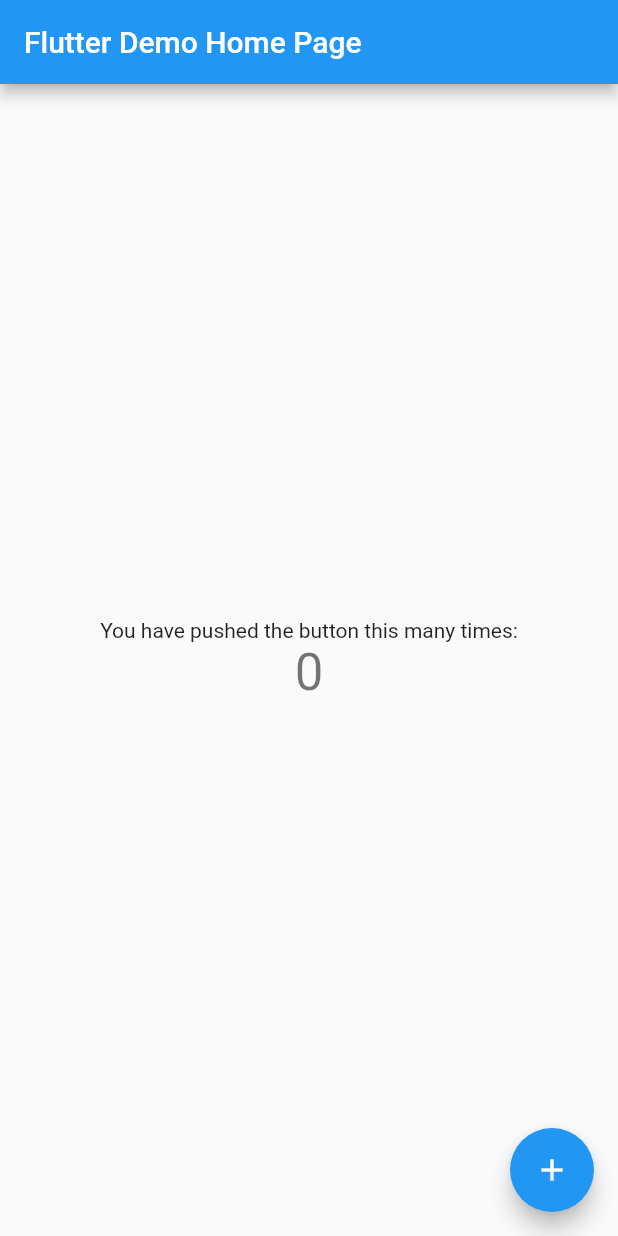
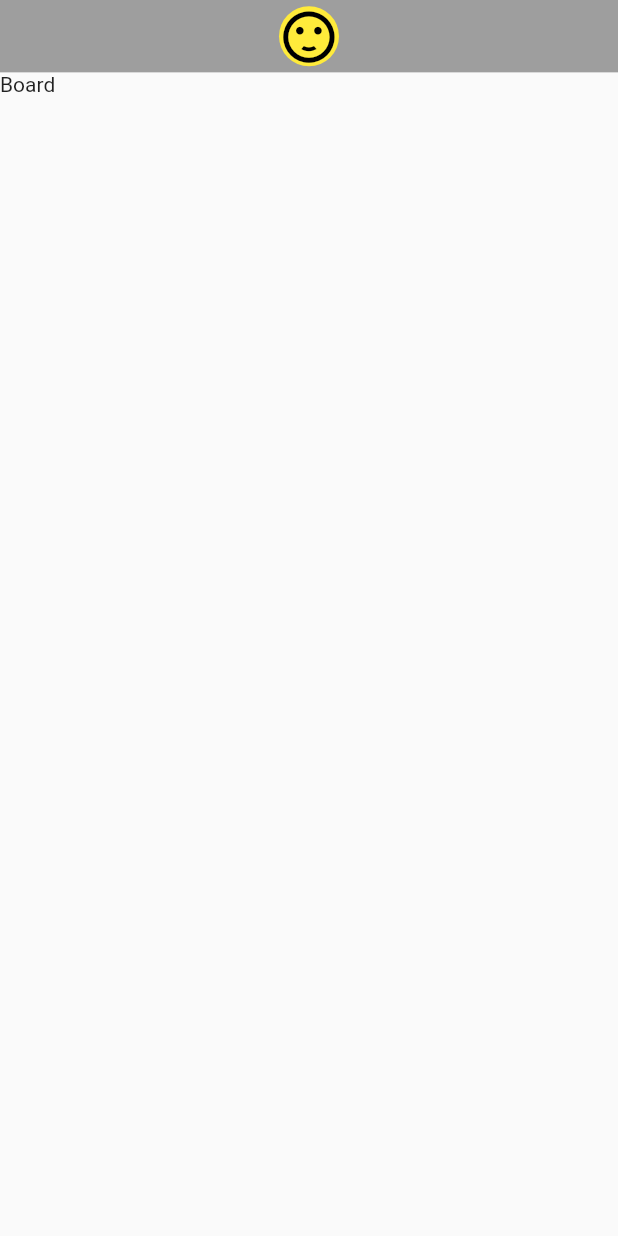
Before and after one commit to lucasribolli/minesweeper, a Flutter app: the screen it shows after launch, on a phone screen of 412 x 824 dp. Run offline on Flutter 3.47's test engine with Material 2 defaults, Android fonts, the phone set to English and light mode, and no system bars; our stand-ins replace sizer.

Commit message:
start board screen

```diff
--- /dev/null
+++ b/lib/components/result_widget.dart
@@ -0,0 +1,60 @@
+import 'package:flutter/material.dart';
+import 'package:sizer/sizer.dart';
+
+class ResultWidget extends StatelessWidget implements PreferredSizeWidget {
+  final bool? won;
+  final Function onRestart;
+
+  const ResultWidget({
+    Key? key,
+    this.won,
+    required this.onRestart,
+  }) : super(key: key);
+
+  Color? _getColor() {
+    if (won == null) {
+      return Colors.yellow;
+    } else if (won!) {
+      return Colors.green[300];
+    } else {
+      return Colors.red[300];
+    }
+  }
+
+  IconData _getIcon() {
+    if (won == null) {
+      return Icons.sentiment_satisfied;
+    } else if (won!) {
+      return Icons.sentiment_very_satisfied;
+    } else {
+      return Icons.sentiment_very_dissatisfied;
+    }
+  }
+
+  @override
+  Widget build(BuildContext context) {
+    return Container(
+      color: Colors.grey,
+      child: SafeArea(
+        child: Container(
+          padding: EdgeInsets.all(1.w),
+          child: CircleAvatar(
+            backgroundColor: _getColor(),
+            child: IconButton(
+              padding: const EdgeInsets.all(0),
+              onPressed: () => onRestart(),
+              icon: Icon(
+                _getIcon(),
+                color: Colors.black,
+                size: 5.h,
+              ),
+            ),
+          ),
+        ),
+      ),
+    );
+  }
+
+  @override
+  Size get preferredSize => const Size.fromHeight(120);
+}
--- a/lib/main.dart
+++ b/lib/main.dart
@@ -1,115 +1,6 @@
 import 'package:flutter/material.dart';
+import 'package:minesweeper/screens/minesweeper.dart';
 
 void main() {
-  runApp(const MyApp());
+  runApp(const MinesweeperApp());
 }
-
-class MyApp extends StatelessWidget {
-  const MyApp({Key? key}) : super(key: key);
-
-  // This widget is the root of your application.
-  @override
-  Widget build(BuildContext context) {
-    return MaterialApp(
-      title: 'Flutter Demo',
-      theme: ThemeData(
-        // This is the theme of your application.
-        //
-        // Try running your application with "flutter run". You'll see the
-        // application has a blue toolbar. Then, without quitting the app, try
-        // changing the primarySwatch below to Colors.green and then invoke
-        // "hot reload" (press "r" in the console where you ran "flutter run",
-        // or simply save your changes to "hot reload" in a Flutter IDE).
-        // Notice that the counter didn't reset back to zero; the application
-        // is not restarted.
-        primarySwatch: Colors.blue,
-      ),
-      home: const MyHomePage(title: 'Flutter Demo Home Page'),
-    );
-  }
-}
-
-class MyHomePage extends StatefulWidget {
-  const MyHomePage({Key? key, required this.title}) : super(key: key);
-
-  // This widget is the home page of your application. It is stateful, meaning
-  // that it has a State object (defined below) that contains fields that affect
-  // how it looks.
-
-  // This class is the configuration for the state. It holds the values (in this
-  // case the title) provided by the parent (in this case the App widget) and
-  // used by the build method of the State. Fields in a Widget subclass are
-  // always marked "final".
-
-  final String title;
-
-  @override
-  State<MyHomePage> createState() => _MyHomePageState();
-}
-
-class _MyHomePageState extends State<MyHomePage> {
-  int _counter = 0;
-
-  void _incrementCounter() {
-    setState(() {
-      // This call to setState tells the Flutter framework that something has
-      // changed in this State, which causes it to rerun the build method below
-      // so that the display can reflect the updated values. If we changed
-      // _counter without calling setState(), then the build method would not be
-      // called again, and so nothing would appear to happen.
-      _counter++;
-    });
-  }
-
-  @override
-  Widget build(BuildContext context) {
-    // This method is rerun every time setState is called, for instance as done
-    // by the _incrementCounter method above.
-    //
-    // The Flutter framework has been optimized to make rerunning build methods
-    // fast, so that you can just rebuild anything that needs updating rather
-    // than having to individually change instances of widgets.
-    return Scaffold(
-      appBar: AppBar(
-        // Here we take the value from the MyHomePage object that was created by
-        // the App.build method, and use it to set our appbar title.
-        title: Text(widget.title),
-      ),
-      body: Center(
-        // Center is a layout widget. It takes a single child and positions it
-        // in the middle of the parent.
-        child: Column(
-          // Column is also a layout widget. It takes a list of children and
-          // arranges them vertically. By default, it sizes itself to fit its
-          // children horizontally, and tries to be as tall as its parent.
-          //
-          // Invoke "debug painting" (press "p" in the console, choose the
-          // "Toggle Debug Paint" action from the Flutter Inspector in Android
-          // Studio, or the "Toggle Debug Paint" command in Visual Studio Code)
-          // to see the wireframe for each widget.
-          //
-          // Column has various properties to control how it sizes itself and
-          // how it positions its children. Here we use mainAxisAlignment to
-          // center the children vertically; the main axis here is the vertical
-          // axis because Columns are vertical (the cross axis would be
-          // horizontal).
-          mainAxisAlignment: MainAxisAlignment.center,
-          children: <Widget>[
-            const Text(
-              'You have pushed the button this many times:',
-            ),
-            Text(
-              '$_counter',
-              style: Theme.of(context).textTheme.headline4,
-            ),
-          ],
-        ),
-      ),
-      floatingActionButton: FloatingActionButton(
-        onPressed: _incrementCounter,
-        tooltip: 'Increment',
-        child: const Icon(Icons.add),
-      ), // This trailing comma makes auto-formatting nicer for build methods.
-    );
-  }
-}
--- /dev/null
+++ b/lib/screens/minesweeper.dart
@@ -0,0 +1,27 @@
+import 'package:flutter/material.dart';
+import 'package:minesweeper/components/result_widget.dart';
+import 'package:sizer/sizer.dart';
+
+class MinesweeperApp extends StatelessWidget {
+  const MinesweeperApp({Key? key}) : super(key: key);
+
+  _restart() {
+    debugPrint('restarting...');
+  }
+
+  @override
+  Widget build(BuildContext context) {
+    return Sizer(
+      builder: (context, orientation, deviceType) {
+        return MaterialApp(
+          home: Scaffold(
+            appBar: ResultWidget(
+              onRestart: _restart,
+            ),
+            body: Text('Board'),
+          ),
+        );
+      },
+    );
+  }
+}
```
